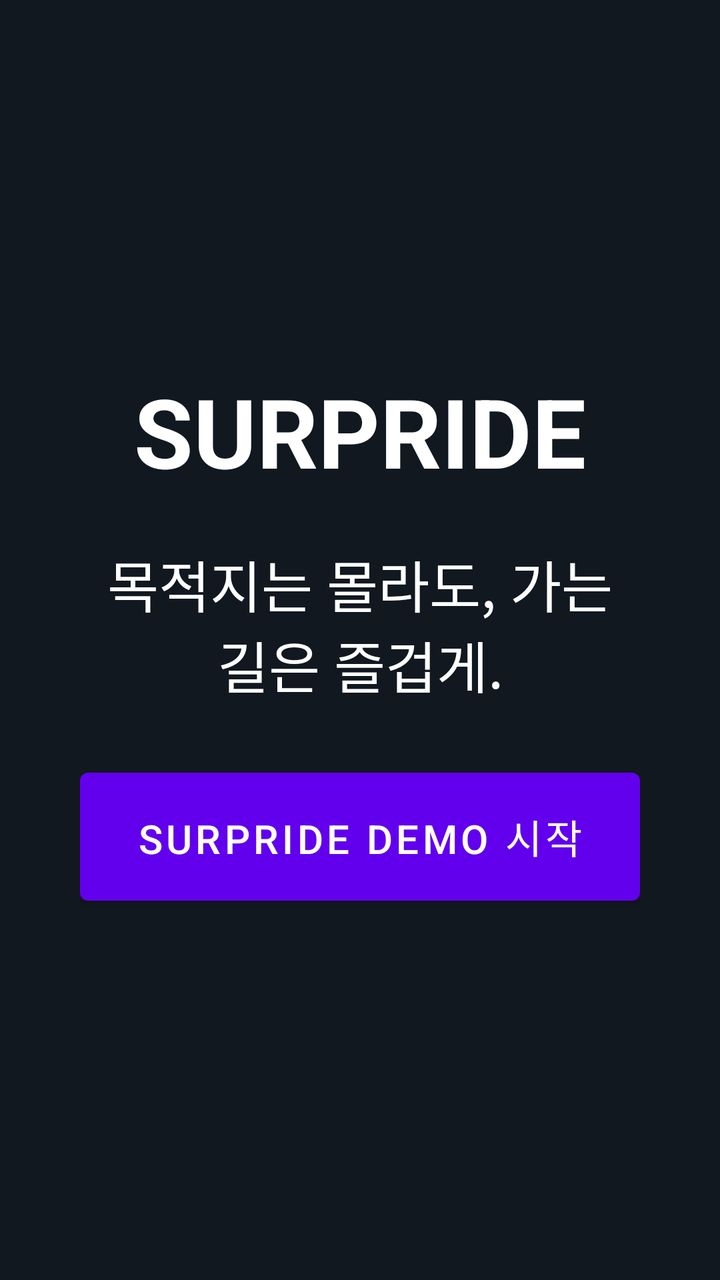
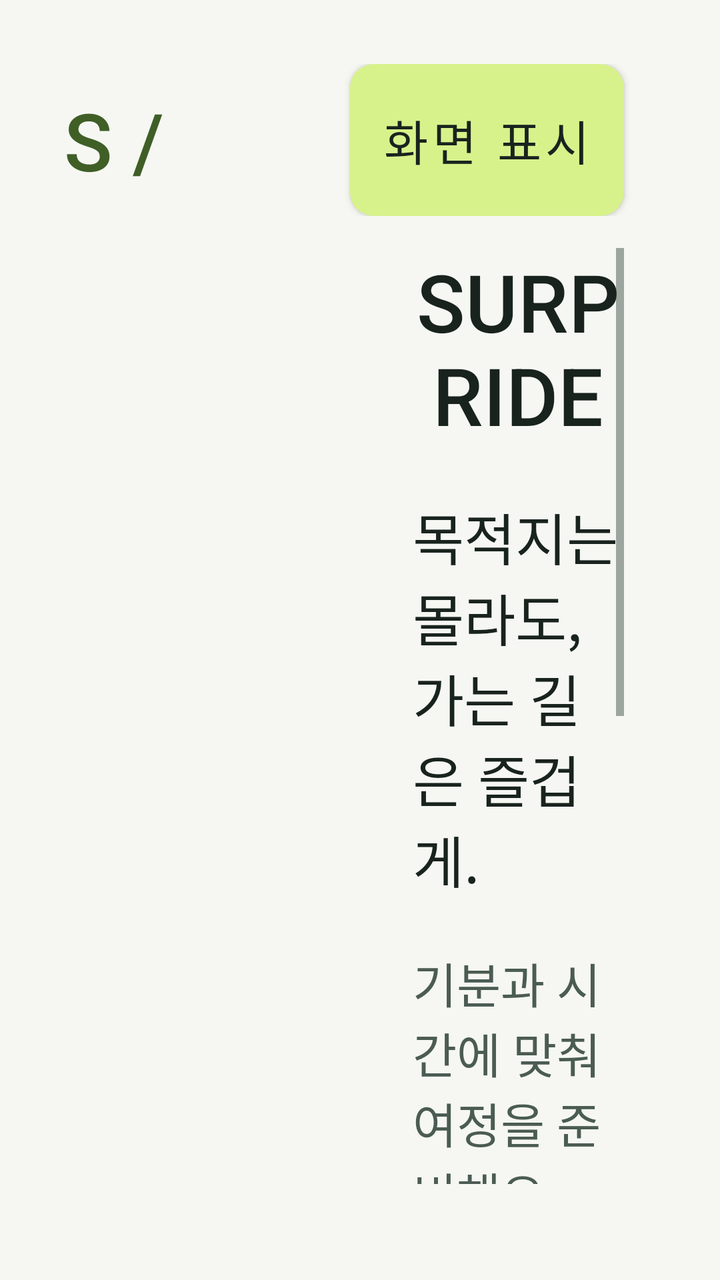

The first picture is an Android layout as it rendered before a commit; the second is the same layout after the commit. The layout source and the unified diff follow.
<!-- AndroidManifest.xml: application theme Theme.Surpride -->
<!-- res/layout/activity_main.xml -->
<?xml version="1.0" encoding="utf-8"?>
<FrameLayout xmlns:android="http://schemas.android.com/apk/res/android"
    android:id="@+id/start_screen"
    android:layout_width="match_parent"
    android:layout_height="match_parent"
    android:background="@color/surpride_background">

    <LinearLayout
        android:layout_width="match_parent"
        android:layout_height="match_parent"
        android:gravity="center"
        android:orientation="horizontal"
        android:padding="24dp">

        <LinearLayout
            android:layout_width="0dp"
            android:layout_height="match_parent"
            android:layout_weight="1"
            android:gravity="center"
            android:orientation="vertical"
            android:padding="16dp">

        <TextView
            android:layout_width="wrap_content"
            android:layout_height="wrap_content"
            android:accessibilityHeading="true"
            android:gravity="center"
            android:text="@string/app_name"
            android:textColor="@color/white"
            android:textSize="48sp"
            android:textStyle="bold" />

        <TextView
            android:layout_width="wrap_content"
            android:layout_height="wrap_content"
            android:layout_marginTop="24dp"
            android:gravity="center"
            android:text="@string/start_tagline"
            android:textColor="@color/white"
            android:textSize="28sp" />
        <Button
            android:id="@+id/experience_start"
            android:layout_width="match_parent"
            android:layout_height="wrap_content"
            android:layout_marginTop="28dp"
            android:minHeight="76dp"
            android:text="SURPRIDE DEMO 시작"
            android:textSize="20sp" />
        </LinearLayout>

        <ScrollView
            android:id="@+id/vehicle_panel"
            android:layout_width="0dp"
            android:layout_height="match_parent"
            android:layout_weight="1"
            android:fillViewport="true"
            android:visibility="gone">

            <LinearLayout
                android:layout_width="match_parent"
                android:layout_height="wrap_content"
                android:orientation="vertical"
                android:padding="16dp">

                <TextView
                    android:layout_width="match_parent"
                    android:layout_height="wrap_content"
                    android:accessibilityHeading="true"
                    android:text="@string/vehicle_panel_title"
                    android:textColor="@color/white"
                    android:textSize="24sp"
                    android:textStyle="bold" />

                <TextView
                    android:id="@+id/vehicle_diagnostics"
                    android:layout_width="match_parent"
                    android:layout_height="wrap_content"
                    android:layout_marginTop="12dp"
                    android:lineSpacingExtra="4dp"
                    android:textColor="@color/white"
                    android:textSize="16sp" />

                <Button
                    android:id="@+id/vehicle_refresh"
                    android:layout_width="match_parent"
                    android:layout_height="wrap_content"
                    android:text="@string/vehicle_refresh" />

                <Button
                    android:id="@+id/vehicle_stop"
                    android:layout_width="match_parent"
                    android:layout_height="wrap_content"
                    android:text="@string/vehicle_stop" />
            </LinearLayout>
        </ScrollView>
        <ScrollView
            android:id="@+id/navigation_panel"
            android:layout_width="0dp"
            android:layout_height="match_parent"
            android:layout_weight="1"
            android:visibility="gone">
            <LinearLayout
                android:layout_width="match_parent"
                android:layout_height="wrap_content"
                android:orientation="vertical"
                android:padding="16dp">
                <TextView
                    android:layout_width="match_parent"
                    android:layout_height="wrap_content"
                    android:text="@string/navigation_panel_title"
                    android:textColor="@color/white"
                    android:textSize="22sp"
                    android:textStyle="bold" />
                <TextView
                    android:id="@+id/navigation_diagnostics"
                    android:layout_width="match_parent"
                    android:layout_height="wrap_content"
                    android:textColor="@color/white"
                    android:textSize="16sp" />
                <Button android:id="@+id/navigation_refresh" android:layout_width="match_parent" android:layout_height="wrap_content" android:text="@string/navigation_refresh" />
                <Button android:id="@+id/navigation_request" android:layout_width="match_parent" android:layout_height="wrap_content" android:text="@string/navigation_request" />
                <Button android:id="@+id/navigation_cancel" android:layout_width="match_parent" android:layout_height="wrap_content" android:text="@string/navigation_cancel" />
                <Button android:id="@+id/navigation_show" android:layout_width="match_parent" android:layout_height="wrap_content" android:text="@string/navigation_show" />
                <Button android:id="@+id/navigation_history" android:layout_width="match_parent" android:layout_height="wrap_content" android:text="@string/navigation_history" />
                <Button android:id="@+id/navigation_stop" android:layout_width="match_parent" android:layout_height="wrap_content" android:text="@string/navigation_stop" />
            </LinearLayout>
        </ScrollView>
    </LinearLayout>
</FrameLayout>
<!-- resources referenced by this layout -->
<resources>
  <color name="surpride_background">#111820</color>
  <color name="white">#FFFFFFFF</color>
  <string name="app_name" translatable="false">SURPRIDE</string>
  <string name="navigation_cancel">이 세션의 테스트 경로 취소</string>
  <string name="navigation_history">최근 목적지 조회 / 화면 보기</string>
  <string name="navigation_panel_title">개발용 NaviHelper · 목적지 원문 미표시</string>
  <string name="navigation_refresh">연결 / 경로 상태 조회</string>
  <string name="navigation_request">공개 테스트 경로 요청 (에뮬레이터)</string>
  <string name="navigation_show">기본 Navigation 화면 보기</string>
  <string name="navigation_stop">NaviHelper 연결 해제 (경로 유지)</string>
  <string name="start_tagline">목적지는 몰라도, 가는 길은 즐겁게.</string>
  <string name="vehicle_panel_title">개발용 차량 데이터 · 조회 전용</string>
  <string name="vehicle_refresh">연결 / 새로고침</string>
  <string name="vehicle_stop">구독 중지 / 연결 해제</string>
  <style name="Theme.Surpride" parent="Theme.MaterialComponents.DayNight.NoActionBar">
          
          <item name="colorPrimary">@color/purple_500</item>
          <item name="colorPrimaryVariant">@color/purple_700</item>
          <item name="colorOnPrimary">@color/white</item>
          
          <item name="colorSecondary">@color/teal_200</item>
          <item name="colorSecondaryVariant">@color/teal_700</item>
          <item name="colorOnSecondary">@color/black</item>
          
          <item name="android:statusBarColor">?attr/colorPrimaryVariant</item>
          
      </style>
  <color name="purple_500">#FF6200EE</color>
  <color name="purple_700">#FF3700B3</color>
  <color name="teal_200">#FF03DAC5</color>
  <color name="teal_700">#FF018786</color>
  <color name="black">#FF000000</color>
</resources>

<!-- the commit's change to res/layout/activity_main.xml (unified diff, before → after) -->
@@ -8,17 +8,26 @@
     <LinearLayout
         android:layout_width="match_parent"
         android:layout_height="match_parent"
-        android:gravity="center"
-        android:orientation="horizontal"
-        android:padding="24dp">
+        android:orientation="vertical"
+        android:padding="32dp">
+        <LinearLayout android:layout_width="match_parent" android:layout_height="wrap_content" android:gravity="center_vertical">
+            <TextView android:layout_width="0dp" android:layout_height="wrap_content" android:layout_weight="1" android:text="S /" android:textSize="40sp" android:fontFamily="sans-serif-medium" android:textColor="@color/surpride_accent" />
+            <Button android:id="@+id/appearance" android:layout_width="wrap_content" android:layout_height="wrap_content" android:layout_marginEnd="16dp" android:text="화면 표시" />
+            <Button android:id="@+id/debug_toggle" android:layout_width="wrap_content" android:layout_height="wrap_content" android:text="개발 진단" android:visibility="gone" />
+        </LinearLayout>
+        <LinearLayout android:layout_width="match_parent" android:layout_height="0dp" android:layout_weight="1" android:orientation="horizontal">
 
         <LinearLayout
+            android:id="@+id/launch_brand"
             android:layout_width="0dp"
             android:layout_height="match_parent"
             android:layout_weight="1"
             android:gravity="center"
-            android:orientation="vertical"
+            android:orientation="horizontal"
             android:padding="16dp">
+            <FrameLayout android:id="@+id/launch_art" android:layout_width="0dp" android:layout_height="match_parent" android:layout_weight="1.2" android:layout_marginEnd="32dp" />
+            <ScrollView android:layout_width="0dp" android:layout_height="match_parent" android:layout_weight="1" android:fillViewport="true">
+            <LinearLayout android:layout_width="match_parent" android:layout_height="wrap_content" android:orientation="vertical" android:gravity="center_vertical">
 
         <TextView
             android:layout_width="wrap_content"
@@ -26,26 +35,30 @@
             android:accessibilityHeading="true"
             android:gravity="center"
             android:text="@string/app_name"
-            android:textColor="@color/white"
-            android:textSize="48sp"
-            android:textStyle="bold" />
+            android:textColor="@color/surpride_ink"
+            android:textSize="40sp"
+            android:fontFamily="sans-serif-medium" />
 
         <TextView
             android:layout_width="wrap_content"
             android:layout_height="wrap_content"
             android:layout_marginTop="24dp"
-            android:gravity="center"
+            android:gravity="start"
             android:text="@string/start_tagline"
-            android:textColor="@color/white"
+            android:textColor="@color/surpride_ink"
             android:textSize="28sp" />
+        <TextView android:layout_width="match_parent" android:layout_height="wrap_content" android:layout_marginTop="24dp" android:text="기분과 시간에 맞춰 여정을 준비해요.\n도착의 이름은 조금 나중에 만나세요." android:textSize="24sp" android:textColor="@color/surpride_muted" />
         <Button
             android:id="@+id/experience_start"
             android:layout_width="match_parent"
             android:layout_height="wrap_content"
-            android:layout_marginTop="28dp"
+            android:layout_marginTop="32dp"
             android:minHeight="76dp"
-            android:text="SURPRIDE DEMO 시작"
-            android:textSize="20sp" />
+            android:text="드라이브 준비"
+            android:textSize="24sp" />
+        <TextView android:layout_width="match_parent" android:layout_height="wrap_content" android:layout_marginTop="16dp" android:text="정차 에뮬레이터용 · 가상 체험과 실제 경로 준비를 구분해요" android:textSize="20sp" android:textColor="@color/surpride_muted" />
+            </LinearLayout>
+            </ScrollView>
         </LinearLayout>
 
         <ScrollView
@@ -67,7 +80,7 @@
                     android:layout_height="wrap_content"
                     android:accessibilityHeading="true"
                     android:text="@string/vehicle_panel_title"
-                    android:textColor="@color/white"
+                    android:textColor="@color/surpride_ink"
                     android:textSize="24sp"
                     android:textStyle="bold" />
 
@@ -77,7 +90,7 @@
                     android:layout_height="wrap_content"
                     android:layout_marginTop="12dp"
                     android:lineSpacingExtra="4dp"
-                    android:textColor="@color/white"
+                    android:textColor="@color/surpride_ink"
                     android:textSize="16sp" />
 
                 <Button
@@ -108,14 +121,14 @@
                     android:layout_width="match_parent"
                     android:layout_height="wrap_content"
                     android:text="@string/navigation_panel_title"
-                    android:textColor="@color/white"
+                    android:textColor="@color/surpride_ink"
                     android:textSize="22sp"
                     android:textStyle="bold" />
                 <TextView
                     android:id="@+id/navigation_diagnostics"
                     android:layout_width="match_parent"
                     android:layout_height="wrap_content"
-                    android:textColor="@color/white"
+                    android:textColor="@color/surpride_ink"
                     android:textSize="16sp" />
                 <Button android:id="@+id/navigation_refresh" android:layout_width="match_parent" android:layout_height="wrap_content" android:text="@string/navigation_refresh" />
                 <Button android:id="@+id/navigation_request" android:layout_width="match_parent" android:layout_height="wrap_content" android:text="@string/navigation_request" />
@@ -125,5 +138,6 @@
                 <Button android:id="@+id/navigation_stop" android:layout_width="match_parent" android:layout_height="wrap_content" android:text="@string/navigation_stop" />
             </LinearLayout>
         </ScrollView>
+        </LinearLayout>
     </LinearLayout>
 </FrameLayout>
<!-- resource entries referenced after the edit -->
@@ -1,7 +1,9 @@
 <!-- resources referenced by this layout -->
 <resources>
-  <color name="surpride_background">#111820</color>
-  <color name="white">#FFFFFFFF</color>
+  <color name="surpride_accent">#3F5F27</color>
+  <color name="surpride_background">#F6F7F2</color>
+  <color name="surpride_ink">#19231E</color>
+  <color name="surpride_muted">#4B5C52</color>
   <string name="app_name" translatable="false">SURPRIDE</string>
   <string name="navigation_cancel">이 세션의 테스트 경로 취소</string>
   <string name="navigation_history">최근 목적지 조회 / 화면 보기</string>
@@ -15,22 +17,36 @@
   <string name="vehicle_refresh">연결 / 새로고침</string>
   <string name="vehicle_stop">구독 중지 / 연결 해제</string>
   <style name="Theme.Surpride" parent="Theme.MaterialComponents.DayNight.NoActionBar">
-          
-          <item name="colorPrimary">@color/purple_500</item>
-          <item name="colorPrimaryVariant">@color/purple_700</item>
-          <item name="colorOnPrimary">@color/white</item>
-          
-          <item name="colorSecondary">@color/teal_200</item>
-          <item name="colorSecondaryVariant">@color/teal_700</item>
-          <item name="colorOnSecondary">@color/black</item>
-          
-          <item name="android:statusBarColor">?attr/colorPrimaryVariant</item>
-          
+          <item name="colorPrimary">@color/surpride_accent_fill</item>
+          <item name="colorPrimaryVariant">@color/surpride_surface</item>
+          <item name="colorOnPrimary">@color/surpride_on_accent</item>
+          <item name="colorSecondary">@color/surpride_accent</item>
+          <item name="colorOnSecondary">@color/surpride_background</item>
+          <item name="colorSurface">@color/surpride_surface</item>
+          <item name="colorOnSurface">@color/surpride_ink</item>
+          <item name="android:colorBackground">@color/surpride_background</item>
+          <item name="android:windowBackground">@color/surpride_background</item>
+          <item name="android:textColorPrimary">@color/surpride_ink</item>
+          <item name="android:textColorSecondary">@color/surpride_muted</item>
+          <item name="android:fontFamily">sans-serif</item>
+          <item name="android:statusBarColor">@color/surpride_background</item>
+          <item name="materialButtonStyle">@style/Widget.Surpride.Button</item>
       </style>
-  <color name="purple_500">#FF6200EE</color>
-  <color name="purple_700">#FF3700B3</color>
-  <color name="teal_200">#FF03DAC5</color>
-  <color name="teal_700">#FF018786</color>
-  <color name="black">#FF000000</color>
+  <color name="surpride_accent_fill">#D7F28B</color>
+  <color name="surpride_surface">#FFFFFF</color>
+  <color name="surpride_on_accent">#19231E</color>
+  <style name="Widget.Surpride.Button" parent="Widget.MaterialComponents.Button">
+          <item name="android:minHeight">@dimen/surpride_control_height</item>
+          <item name="android:textSize">@dimen/surpride_type_body</item>
+          <item name="android:textAllCaps">false</item>
+          <item name="android:insetTop">0dp</item>
+          <item name="android:insetBottom">0dp</item>
+          <item name="cornerRadius">@dimen/surpride_control_radius</item>
+          <item name="backgroundTint">@color/surpride_accent_fill</item>
+          <item name="android:textColor">@color/surpride_on_accent</item>
+      </style>
+  <dimen name="surpride_control_height">76dp</dimen>
+  <dimen name="surpride_type_body">24sp</dimen>
+  <dimen name="surpride_control_radius">12dp</dimen>
 </resources>
 
